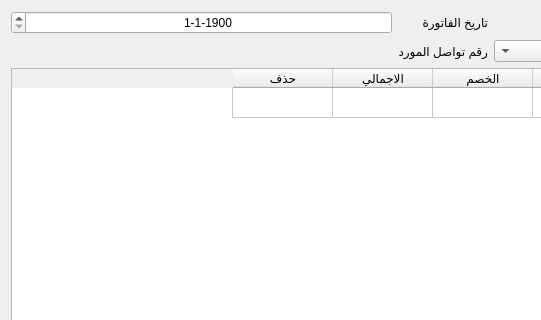
Before: the Qt Designer form bill_buy.ui in sameraga/Al_Jamal_Shop, drawn with Qt 5; both pictures show x 0 to 541 and y 0 to 320 of the 955 by 790 pixel window.
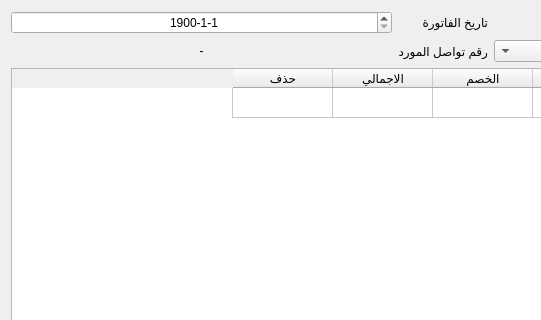
After: the same form once the commit is applied.

Diff of the .ui file:
```diff
--- a/bill_buy.ui
+++ b/bill_buy.ui
@@ -70,6 +70,9 @@
        </item>
        <item row="0" column="3">
         <widget class="QDateEdit" name="b_date">
+         <property name="layoutDirection">
+          <enum>Qt::LeftToRight</enum>
+         </property>
          <property name="alignment">
           <set>Qt::AlignCenter</set>
          </property>
@@ -107,7 +110,7 @@
           </sizepolicy>
          </property>
          <property name="text">
-          <string/>
+          <string>-</string>
          </property>
          <property name="alignment">
           <set>Qt::AlignCenter</set>
```
Left out of the diff: 2 changed lines with no effect on the pictures.
